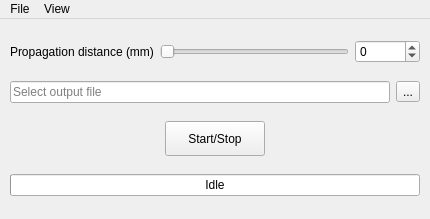
Old version of the form Holovibes/lightui.ui in the repository DigitalHolography/Holovibes.
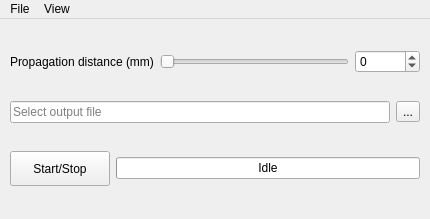
New version of the form. Custom widgets are drawn as their Qt base class.

Commit message: - Changing panel label again - Mini panel UI layout changed - record progress bar now change its label acording to its color

```diff
--- a/Holovibes/lightui.ui
+++ b/Holovibes/lightui.ui
@@ -118,7 +118,9 @@
       </item>
      </layout>
     </item>
-    <item alignment="Qt::AlignHCenter">
+    <item>
+     <layout class="QHBoxLayout" name="horizontalLayout_2">
+      <item>
      <widget class="QPushButton" name="startButton">
       <property name="sizePolicy">
        <sizepolicy hsizetype="Maximum" vsizetype="Fixed">
@@ -157,6 +159,8 @@
      </widget>
     </item>
    </layout>
+    </item>
+   </layout>
   </widget>
   <widget class="QMenuBar" name="menuBar">
    <property name="geometry">
```
Left out of the diff: 2 changed lines with no effect on the pictures. Lines whose indentation alone changed are shown as unchanged. The commit also changes 5 other files.
